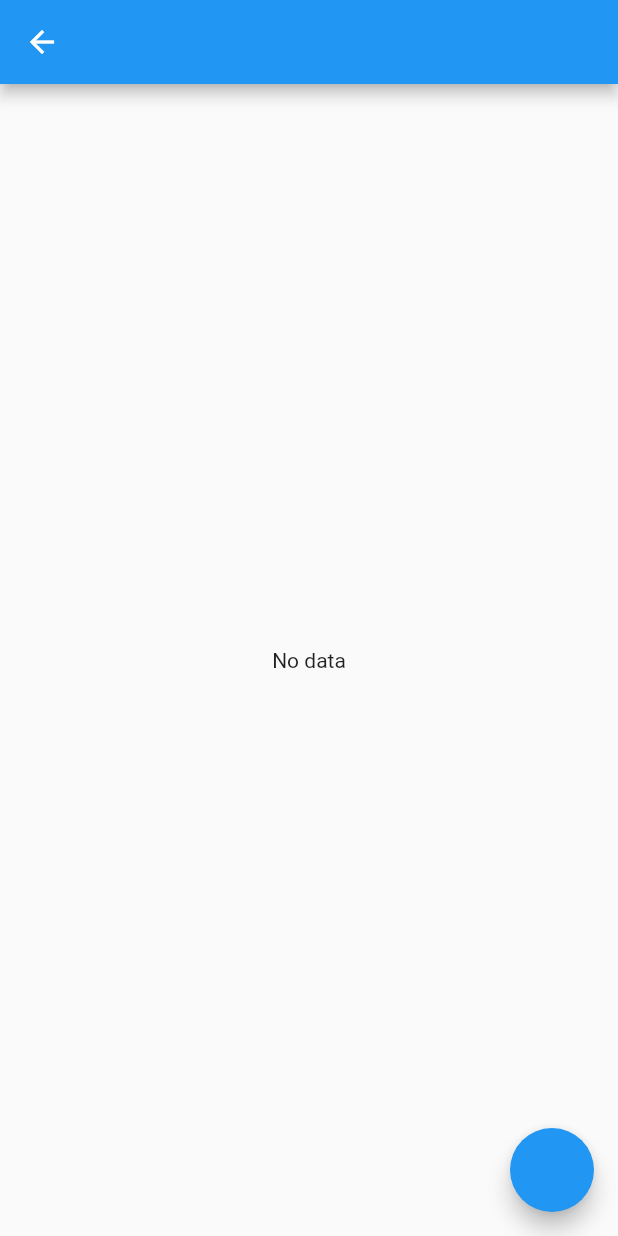
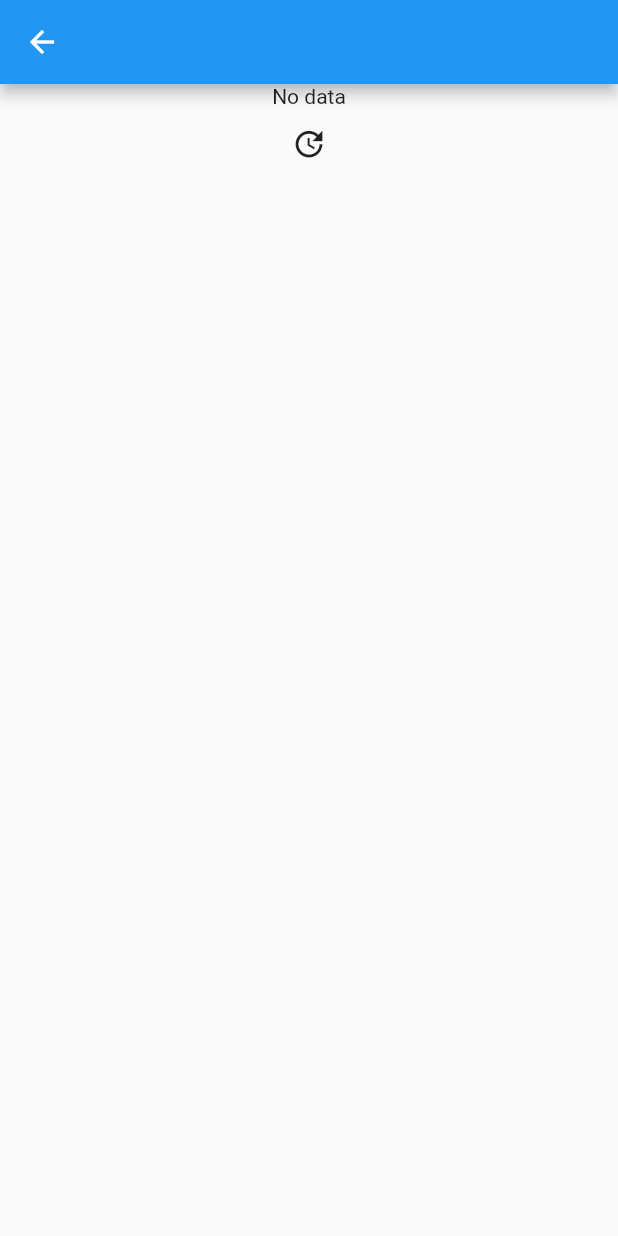
Before and after one commit to ahadjonovss/working_with_bloc_cubit, a Flutter app: the SecondPage screen opened directly, on a phone screen of 412 x 824 dp. Run offline on Flutter 3.47's test engine with Material 2 defaults, Android fonts, the phone set to English and light mode, and no system bars; our stand-ins replace dio, flutter_bloc.

Commit message:
model done

```diff
--- a/lib/ui/cars/second_page.dart
+++ b/lib/ui/cars/second_page.dart
@@ -8,24 +8,35 @@ class SecondPage extends StatelessWidget {
 
   @override
   Widget build(BuildContext context) {
-    return Scaffold(
+    return BlocProvider(
+      create: (context) => CarsCubit(),
+      child: Scaffold(
         appBar: AppBar(),
-      body: BlocConsumer<CarsCubit,CarsState>(
-        builder:(context, state) {
-          if(state is InitialState){
-            return Center(
+        body: BlocConsumer<CarsCubit, CarsState>(
+          builder: (context, state) {
+            if (state is InitialState) {
+              return Column(children: [
+                Center(
                   child: Text("No data"),
-            );
+                ),
+                IconButton(
+                    onPressed: () {
+                      context.read<CarsCubit>().fetchCars();
+                    },
+                    icon: Icon(Icons.update)),
+              ]);
             }
-          if(state is LoadCarsInProgress){
+            if (state is LoadCarsInProgress) {
               return const Center(
                 child: CircularProgressIndicator(),
               );
             }
-          if(state is LoadCarsInFailure){
-            return Text(state.errorText,);
+            if (state is LoadCarsInFailure) {
+              return Text(
+                state.errorText,
+              );
             }
-          if(state is LoadCarsInSuccess){
+            if (state is LoadCarsInSuccess) {
               return ListView(
                 children: List.generate(
                   state.cars.data.length,
@@ -37,19 +48,20 @@ class SecondPage extends StatelessWidget {
                 ),
               );
             }
-          return Container();
-
+            return IconButton(
+                onPressed: () {
+                  context.read<CarsCubit>().fetchCars();
+                },
+                icon: Icon(Icons.update));
           },
           listener: (context, state) {
-          if(state is LoadCarsInSuccess){
-            ScaffoldMessenger.of(context).showSnackBar(SnackBar(content: Text("${state.cars.data.length} ta malumot keldi")));
+            if (state is LoadCarsInSuccess) {
+              ScaffoldMessenger.of(context).showSnackBar(SnackBar(
+                  content: Text("${state.cars.data.length} ta malumot keldi")));
             }
-
           },
         ),
-      floatingActionButton: FloatingActionButton(onPressed: (){
-        context.read<CarsCubit>().fetchCars();
-      }),
+      ),
     );
   }
 }
```
Lines whose indentation alone changed are shown as unchanged.
